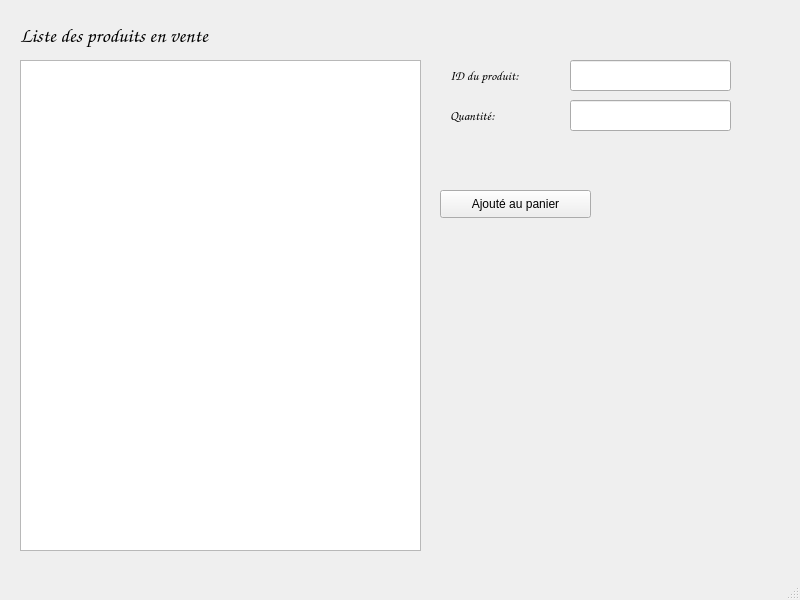
First picture: the form in UI/MainPage.ui, repository SCP-8530/Magasin-Cartage, before the edit.
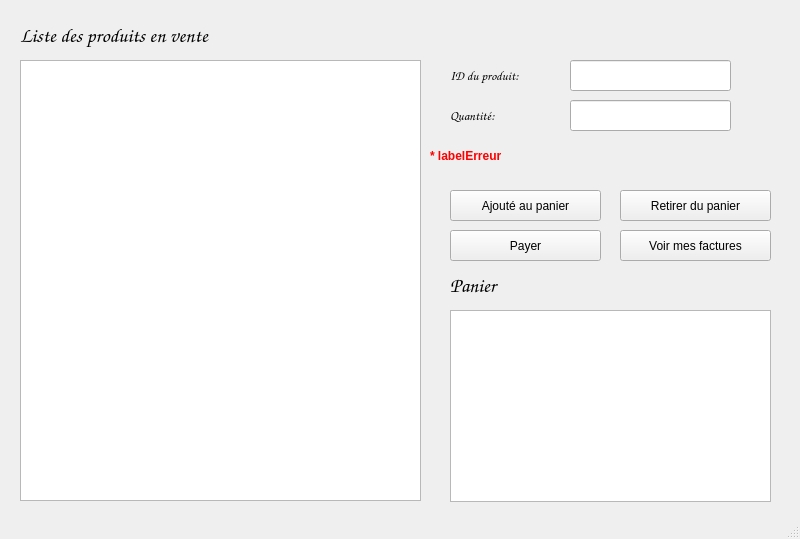
Second picture: the form after the edit.

```diff
--- a/UI/MainPage.ui
+++ b/UI/MainPage.ui
@@ -7,7 +7,7 @@
     <x>0</x>
     <y>0</y>
     <width>800</width>
-    <height>600</height>
+    <height>539</height>
    </rect>
   </property>
   <property name="windowTitle">
@@ -20,7 +20,7 @@
       <x>20</x>
       <y>60</y>
       <width>401</width>
-      <height>491</height>
+      <height>441</height>
      </rect>
     </property>
    </widget>
@@ -46,10 +46,10 @@
    <widget class="QPushButton" name="buttonAjouter">
     <property name="geometry">
      <rect>
-      <x>440</x>
+      <x>450</x>
       <y>190</y>
       <width>151</width>
-      <height>28</height>
+      <height>31</height>
      </rect>
     </property>
     <property name="text">
@@ -114,6 +114,97 @@
      <string>Quantité:</string>
     </property>
    </widget>
+   <widget class="QTextBrowser" name="textBrowserPanier">
+    <property name="geometry">
+     <rect>
+      <x>450</x>
+      <y>310</y>
+      <width>321</width>
+      <height>192</height>
+     </rect>
+    </property>
+   </widget>
+   <widget class="QLabel" name="labelPanier">
+    <property name="geometry">
+     <rect>
+      <x>450</x>
+      <y>270</y>
+      <width>321</width>
+      <height>31</height>
+     </rect>
+    </property>
+    <property name="font">
+     <font>
+      <family>Comic Sans MS</family>
+      <pointsize>15</pointsize>
+     </font>
+    </property>
+    <property name="text">
+     <string>Panier</string>
+    </property>
+   </widget>
+   <widget class="QLabel" name="labelErreur">
+    <property name="geometry">
+     <rect>
+      <x>430</x>
+      <y>140</y>
+      <width>321</width>
+      <height>31</height>
+     </rect>
+    </property>
+    <property name="font">
+     <font>
+      <family>MS Shell Dlg 2</family>
+      <weight>75</weight>
+      <bold>true</bold>
+     </font>
+    </property>
+    <property name="styleSheet">
+     <string notr="true">color: rgb(255, 0, 0);</string>
+    </property>
+    <property name="text">
+     <string>* labelErreur</string>
+    </property>
+   </widget>
+   <widget class="QPushButton" name="buttonRetirer">
+    <property name="geometry">
+     <rect>
+      <x>620</x>
+      <y>190</y>
+      <width>151</width>
+      <height>31</height>
+     </rect>
+    </property>
+    <property name="text">
+     <string>Retirer du panier</string>
+    </property>
+   </widget>
+   <widget class="QPushButton" name="buttonPayer">
+    <property name="geometry">
+     <rect>
+      <x>450</x>
+      <y>230</y>
+      <width>151</width>
+      <height>31</height>
+     </rect>
+    </property>
+    <property name="text">
+     <string>Payer</string>
+    </property>
+   </widget>
+   <widget class="QPushButton" name="buttonFacture">
+    <property name="geometry">
+     <rect>
+      <x>620</x>
+      <y>230</y>
+      <width>151</width>
+      <height>31</height>
+     </rect>
+    </property>
+    <property name="text">
+     <string>Voir mes factures</string>
+    </property>
+   </widget>
   </widget>
   <widget class="QStatusBar" name="statusbar"/>
  </widget>
```
Left out of the diff: 2 changed lines with no effect on the pictures.
